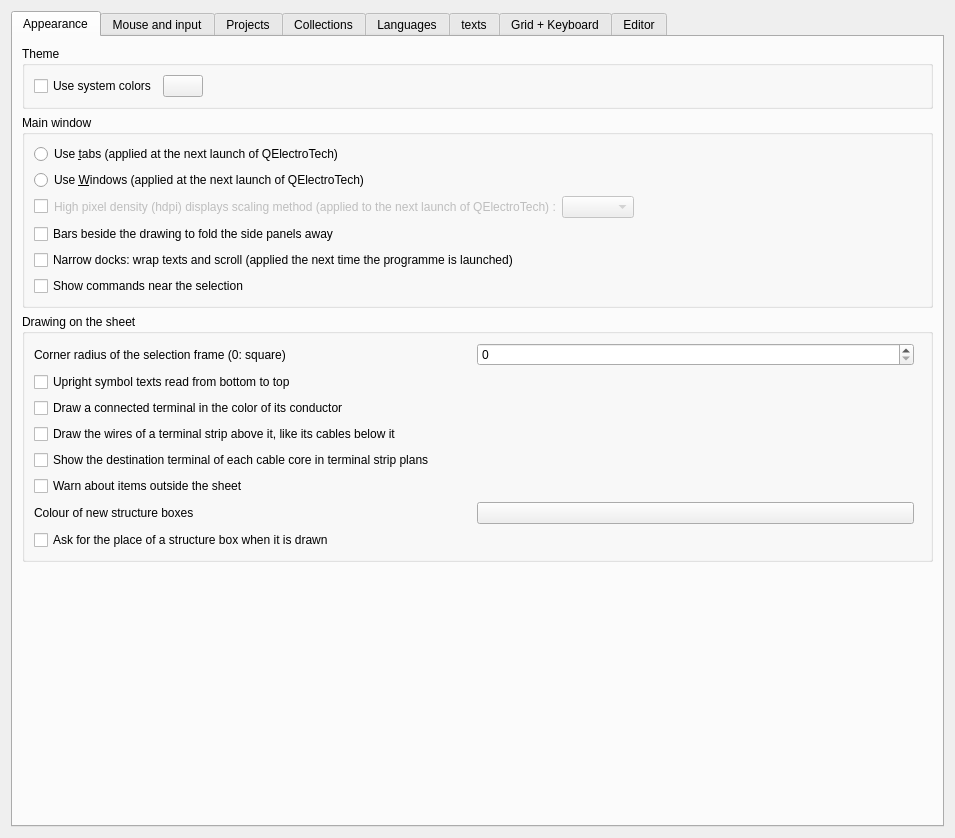
Above: sources/ui/configpage/generalconfigurationpage.ui from qelectrotech/qelectrotech-source-mirror before the change. Below: the same form after it.
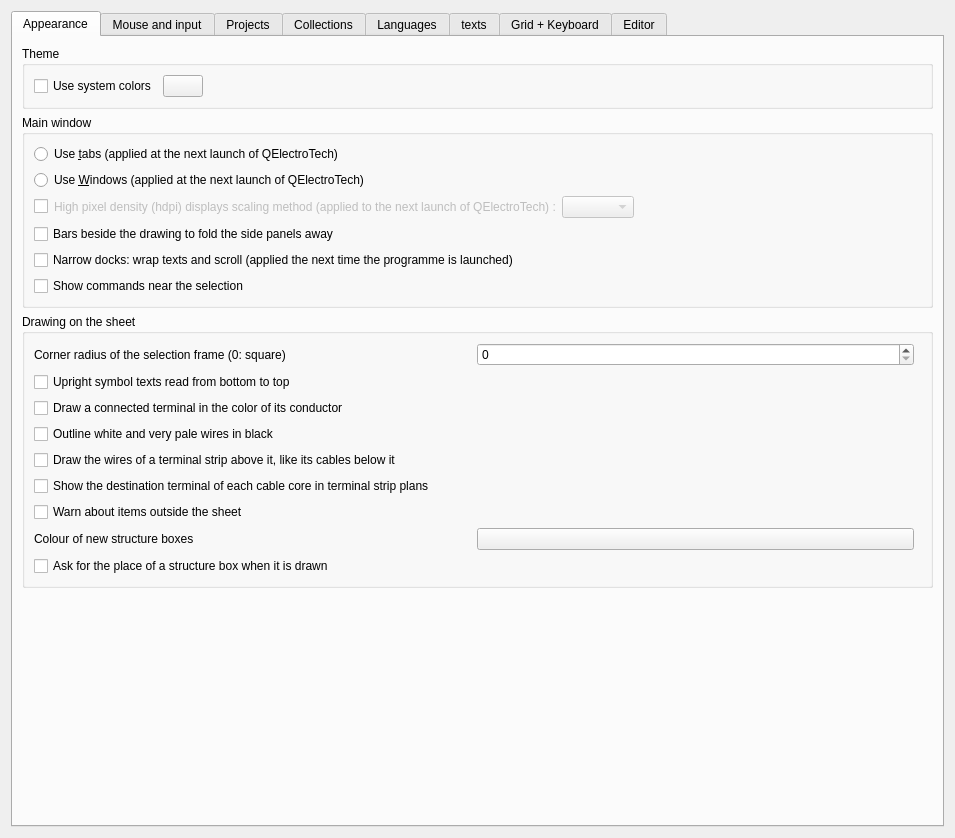
That is the form after the change. Icons and pictures are not drawn. Custom widgets are drawn as their Qt base class.

Commit message:
Add a setting that outlines white and very pale wires in black
A white wire is invisible on a white folio. With the new setting
(General > Appearance, off by default) a wire lighter than 85% gets a
black line one unit wider on each side drawn under it. Dashed wires
keep their gaps; selected and highlighted wires are not outlined.

```diff
--- a/sources/ui/configpage/generalconfigurationpage.ui
+++ b/sources/ui/configpage/generalconfigurationpage.ui
@@ -223,6 +223,16 @@
             </property>
            </widget>
           </item>
+          <item>
+           <widget class="QCheckBox" name="m_outline_light_wires_cb">
+            <property name="text">
+             <string>Outline white and very pale wires in black</string>
+            </property>
+            <property name="toolTip">
+             <string>Unchecked, a white wire cannot be seen on a white folio. Applies to every wire, drawing, printing and export.</string>
+            </property>
+           </widget>
+          </item>
           <item>
            <widget class="QCheckBox" name="m_strip_wires">
             <property name="toolTip">
```
The commit also changes 5 other files.
